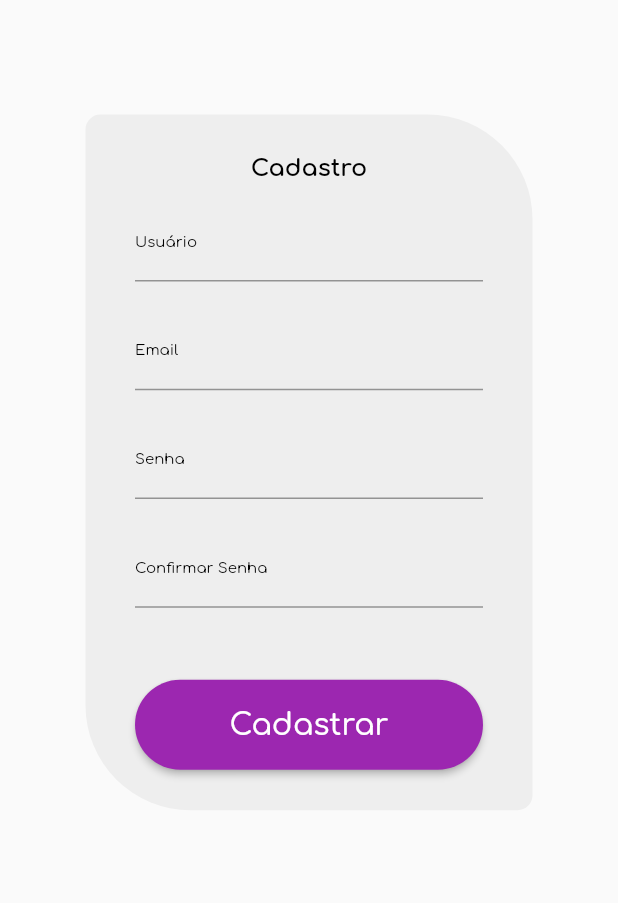
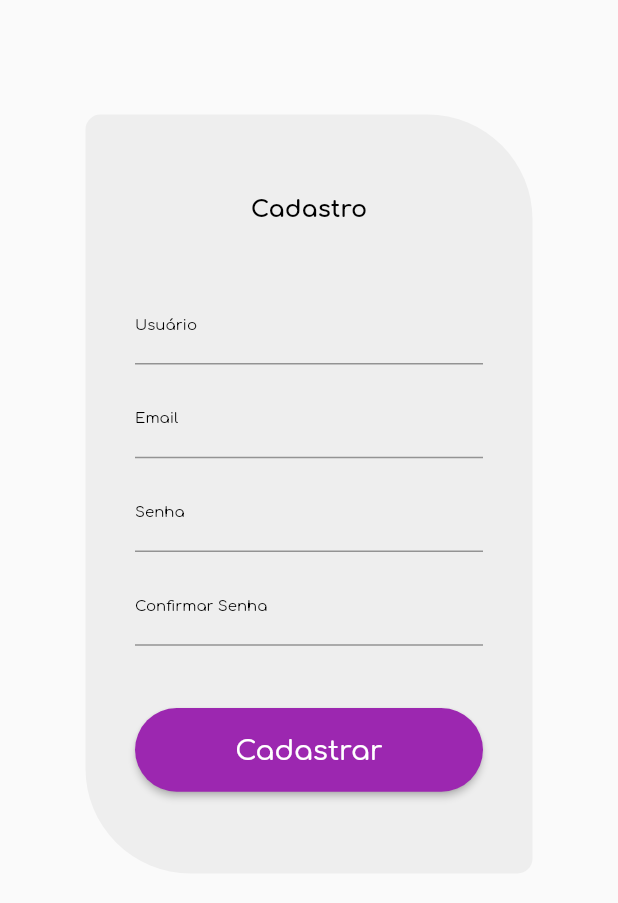
Before and after one commit to Kathamala/easy_scrum, a Flutter app: the screen it shows after launch, after a tap on "Entrar", after a tap on "Cadastre-se", on a phone screen of 412 x 824 dp, the part 259-1162 px from its top. Run offline on Flutter 3.47's test engine with Material 2 defaults, Android fonts, the phone set to English and light mode, and no system bars; our stand-ins replace image_picker, mask_text_input_formatter; accounts and stored records are empty; project files that could hold a hidden picture were left out.

Commit message:
Aumenta espaço para telas menores.

```diff
--- a/lib/pages/login/login.dart
+++ b/lib/pages/login/login.dart
@@ -112,7 +112,7 @@ class _LoginPageState extends State<LoginPage> {
               ),
               SizedBox(height: 80),
               Container(
-                height: size.height / 2,
+                height: 500,
                 padding: EdgeInsets.fromLTRB(30, 10, 30, 10),
                 child: Column(
                   mainAxisAlignment: MainAxisAlignment.spaceEvenly,
@@ -131,6 +131,10 @@ class _LoginPageState extends State<LoginPage> {
                             children: <Widget>[
                               TextFormField(
                                 decoration: const InputDecoration(
+                                  errorStyle: TextStyle(
+                                    fontSize: 10.0,
+                                  ),
+                                  errorMaxLines: 1,
                                   labelText: "Usuário",
                                   labelStyle: TextStyle(
                                       color: Colors.black, fontSize: 10),
@@ -147,10 +151,14 @@ class _LoginPageState extends State<LoginPage> {
                                   }
                                 },
                               ),
-                              SizedBox(height: 20),
+                              SizedBox(height: 10),
                               TextFormField(
                                 obscureText: true,
                                 decoration: const InputDecoration(
+                                  errorStyle: TextStyle(
+                                    fontSize: 10.0,
+                                  ),
+                                  errorMaxLines: 1,
                                   labelText: "Senha",
                                   labelStyle: TextStyle(
                                       color: Colors.black, fontSize: 10),
@@ -186,10 +194,9 @@ class _LoginPageState extends State<LoginPage> {
                         ),
                       ],
                     ),
-                    SizedBox(
-                      height: 20,
-                    ),
-                    ElevatedButton(
+                    FittedBox(
+                      fit: BoxFit.scaleDown,
+                      child: ElevatedButton(
                           onPressed: () {
                             if (_formKey.currentState!.validate()) {
                               login();
@@ -203,8 +210,6 @@ class _LoginPageState extends State<LoginPage> {
                             "Entrar",
                             style: TextStyle(color: Colors.white, fontSize: 20),
                           )),
-                    SizedBox(
-                      height: 10,
                     ),
                     Row(
                       mainAxisAlignment: MainAxisAlignment.spaceBetween,
--- a/lib/pages/login/register.dart
+++ b/lib/pages/login/register.dart
@@ -115,7 +115,7 @@ class _RegisterPageState extends State<RegisterPage> {
               ),
               SizedBox(height: 80),
               Container(
-                height: size.height / 1.8,
+                height: 500,
                 padding: EdgeInsets.fromLTRB(30, 10, 30, 10),
                 child: Column(
                   mainAxisAlignment: MainAxisAlignment.spaceEvenly,
@@ -134,8 +134,11 @@ class _RegisterPageState extends State<RegisterPage> {
                             children: <Widget>[
                               TextFormField(
                                 decoration: const InputDecoration(
+                                  errorStyle: TextStyle(
+                                    fontSize: 10.0,
+                                  ),
+                                  errorMaxLines: 1,
                                   labelText: "Usuário",
-                                  errorMaxLines: 2,
                                   labelStyle: TextStyle(
                                       color: Colors.black, fontSize: 10),
                                 ),
@@ -153,9 +156,13 @@ class _RegisterPageState extends State<RegisterPage> {
                                   }
                                 },
                               ),
-                              SizedBox(height: 20),
+                              SizedBox(height: 10),
                               TextFormField(
                                 decoration: const InputDecoration(
+                                  errorStyle: TextStyle(
+                                    fontSize: 10.0,
+                                  ),
+                                  errorMaxLines: 1,
                                   labelText: "Email",
                                   labelStyle: TextStyle(
                                       color: Colors.black, fontSize: 10),
@@ -176,12 +183,15 @@ class _RegisterPageState extends State<RegisterPage> {
                                   }
                                 },
                               ),
-                              SizedBox(height: 20),
+                              SizedBox(height: 10),
                               TextFormField(
                                 obscureText: true,
                                 decoration: const InputDecoration(
+                                  errorStyle: TextStyle(
+                                    fontSize: 10.0,
+                                  ),
+                                  errorMaxLines: 1,
                                   labelText: "Senha",
-                                  errorMaxLines: 2,
                                   labelStyle: TextStyle(
                                       color: Colors.black, fontSize: 10),
                                 ),
@@ -199,12 +209,15 @@ class _RegisterPageState extends State<RegisterPage> {
                                   }
                                 },
                               ),
-                              SizedBox(height: 20),
+                              SizedBox(height: 10),
                               TextFormField(
                                 obscureText: true,
                                 decoration: const InputDecoration(
+                                  errorStyle: TextStyle(
+                                    fontSize: 10.0,
+                                  ),
+                                  errorMaxLines: 1,
                                   labelText: "Confirmar Senha",
-                                  errorMaxLines: 2,
                                   labelStyle: TextStyle(
                                       color: Colors.black, fontSize: 10),
                                 ),
@@ -222,10 +235,9 @@ class _RegisterPageState extends State<RegisterPage> {
                                 },
                               ),
                             ])),
-                    SizedBox(
-                      height: 20,
-                    ),
-                    ElevatedButton(
+                    FittedBox(
+                      fit: BoxFit.scaleDown,
+                      child: ElevatedButton(
                           onPressed: () async {
                             if (_formKey.currentState!.validate()) {
                               bool success = await register();
@@ -249,8 +261,8 @@ class _RegisterPageState extends State<RegisterPage> {
                                                 child: Text(
                                                   'Cadastro realizado com sucesso!',
                                                   style: TextStyle(
-                                                    color:
-                                                        AppColors.primaryPurple,
+                                                      color: AppColors
+                                                          .primaryPurple,
                                                       fontSize: 20,
                                                       fontWeight:
                                                           FontWeight.bold),
@@ -269,15 +281,13 @@ class _RegisterPageState extends State<RegisterPage> {
                                                         style: TextStyle(
                                                             color: Colors.white,
                                                             fontSize: 20)),
-                                                  style:
-                                                      ElevatedButton.styleFrom(
+                                                    style: ElevatedButton.styleFrom(
                                                         backgroundColor:
                                                             AppColors
                                                                 .primaryPurple,
                                                         fixedSize:
                                                             Size(250, 60),
-                                                          shape:
-                                                              StadiumBorder()),
+                                                        shape: StadiumBorder()),
                                                     onPressed: () {
                                                       Navigator.pop(context);
                                                       Navigator.pop(context);
@@ -299,6 +309,7 @@ class _RegisterPageState extends State<RegisterPage> {
                             "Cadastrar",
                             style: TextStyle(color: Colors.white, fontSize: 20),
                           )),
+                    ),
                   ],
                 ),
                 decoration: BoxDecoration(
```
Lines whose indentation alone changed are shown as unchanged.
